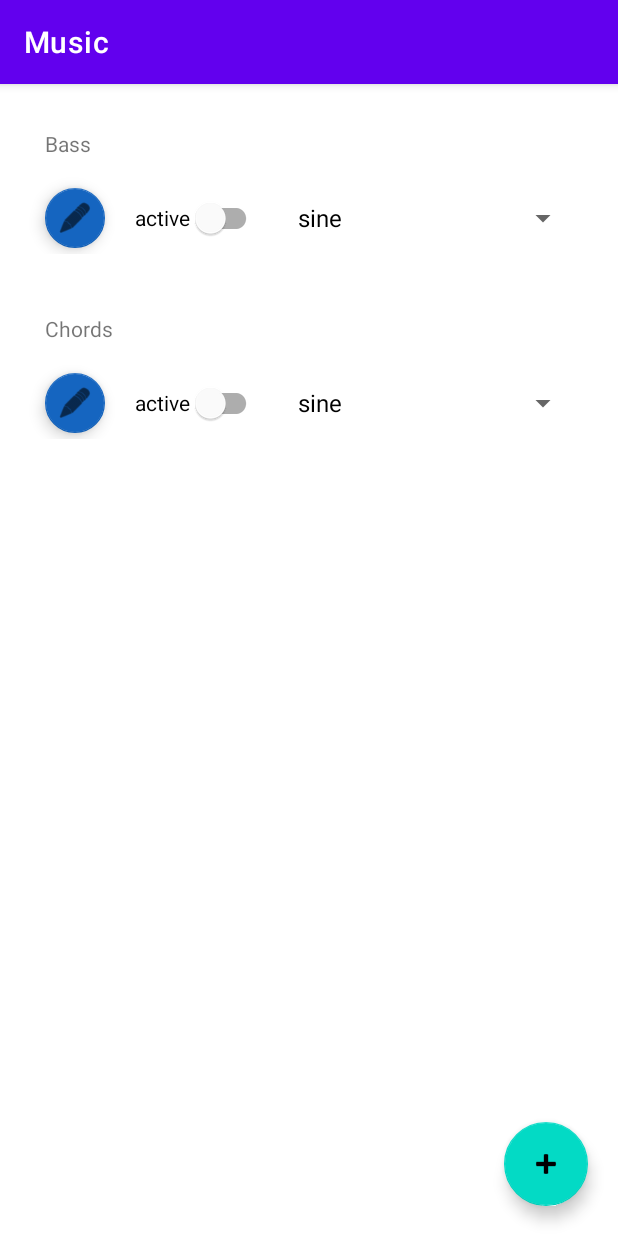
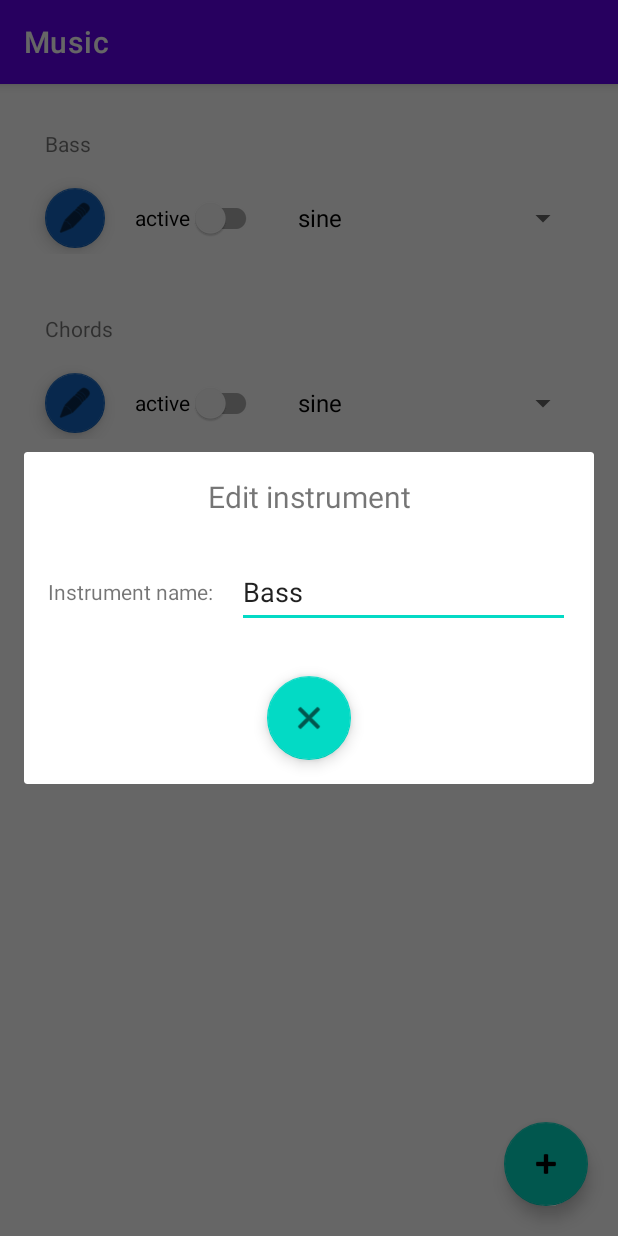
Before and after one commit to biosfood/music-app, an Android app: the fragment InstrumentListFragment shown on its own in the app's theme, after a tap on an icon or button, on a phone screen of 412 x 824 dp. Run offline under Robolectric (Android 15) with nearby library versions, the phone set to English and light mode, and no system bars; 2 statements that could not run were skipped.

Commit message:
add instrument editor

```diff
--- a/app/src/main/java/com/lukas/music/instruments/Instrument.kt
+++ b/app/src/main/java/com/lukas/music/instruments/Instrument.kt
@@ -10,20 +10,26 @@
 
 package com.lukas.music.instruments
 
+import androidx.fragment.app.FragmentManager
 import com.lukas.music.databinding.FragmentInstrumentBinding
 import com.lukas.music.song.note.Note
 import com.lukas.music.song.voice.BassVoice
 import com.lukas.music.song.voice.ChordVoice
 import com.lukas.music.song.voice.Voice
+import com.lukas.music.ui.fragments.EditInstrumentFragment
 
-abstract class Instrument(private var name: String) {
+abstract class Instrument(var name: String) {
     private var active = false
     abstract var waveform: Waveform
 
-    fun applyToView(binding: FragmentInstrumentBinding) {
+    fun applyToView(binding: FragmentInstrumentBinding, childFragmentManager: FragmentManager) {
         binding.instrumentNameText.text = name
         binding.editInstrumentButton.setOnClickListener {
-            println("click instrument $name")
+            EditInstrumentFragment(
+                this,
+                binding,
+                childFragmentManager
+            ).showNow(childFragmentManager, "")
         }
         binding.activeSwitch.setOnCheckedChangeListener { _, newActive ->
             active = newActive
--- a/app/src/main/java/com/lukas/music/ui/adapters/InstrumentAdapter.kt
+++ b/app/src/main/java/com/lukas/music/ui/adapters/InstrumentAdapter.kt
@@ -19,9 +19,11 @@ import androidx.recyclerview.widget.RecyclerView
 import com.lukas.music.databinding.FragmentInstrumentBinding
 import com.lukas.music.instruments.Instrument
 import com.lukas.music.instruments.Waveform
+import com.lukas.music.ui.fragments.InstrumentListFragment
 
 
-class InstrumentAdapter : RecyclerView.Adapter<InstrumentAdapter.InstrumentViewHolder>() {
+class InstrumentAdapter(val parent: InstrumentListFragment) :
+    RecyclerView.Adapter<InstrumentAdapter.InstrumentViewHolder>() {
     class InstrumentViewHolder(val binding: FragmentInstrumentBinding) :
         RecyclerView.ViewHolder(binding.root), AdapterView.OnItemSelectedListener {
         lateinit var instrument: Instrument
@@ -58,7 +60,7 @@ class InstrumentAdapter : RecyclerView.Adapter<InstrumentAdapter.InstrumentViewH
     override fun onBindViewHolder(holder: InstrumentViewHolder, position: Int) {
         val instrument = Instrument.instruments[position]
         holder.instrument = instrument
-        instrument.applyToView(holder.binding)
+        instrument.applyToView(holder.binding, parent.childFragmentManager)
     }
 
     override fun getItemCount(): Int {
--- /dev/null
+++ b/app/src/main/java/com/lukas/music/ui/fragments/EditInstrumentFragment.kt
@@ -0,0 +1,61 @@
+/*
+ * Copyright (C) 2022 Lukas Eisenhauer
+ *
+ * This program is free software: you can redistribute it and/or modify it under the terms of the GNU General Public License as published by the Free Software Foundation, either version 3 of the License, or(at your option) any later version.
+ *
+ * This program is distributed in the hope that it will be useful,but WITHOUT ANY WARRANTY; without even the implied warranty of MERCHANTABILITY or FITNESS FOR A PARTICULAR PURPOSE.  See the GNU General Public License for more details.
+ *
+ * You should have received a copy of the GNU General Public License along with this program.  If not, see <https://www.gnu.org/licenses/>.
+ */
+
+package com.lukas.music.ui.fragments
+
+import android.os.Bundle
+import android.text.Editable
+import android.text.TextWatcher
+import android.view.LayoutInflater
+import android.view.View
+import android.view.ViewGroup
+import androidx.fragment.app.DialogFragment
+import androidx.fragment.app.FragmentManager
+import com.lukas.music.databinding.FragmentEditInstrumentBinding
+import com.lukas.music.databinding.FragmentInstrumentBinding
+import com.lukas.music.instruments.Instrument
+
+class EditInstrumentFragment(
+    private val instrument: Instrument,
+    private val parent: FragmentInstrumentBinding,
+    private val manager: FragmentManager
+) : DialogFragment() {
+    lateinit var binding: FragmentEditInstrumentBinding
+
+    override fun onCreateView(
+        inflater: LayoutInflater, container: ViewGroup?,
+        savedInstanceState: Bundle?
+    ): View? {
+        binding = FragmentEditInstrumentBinding.inflate(inflater)
+        binding.instrumentNameTextBox.text.clear()
+        binding.instrumentNameTextBox.text.append(instrument.name)
+        binding.instrumentNameTextBox.addTextChangedListener(object : TextWatcher {
+            override fun beforeTextChanged(s: CharSequence?, start: Int, count: Int, after: Int) {}
+            override fun onTextChanged(s: CharSequence?, start: Int, before: Int, count: Int) {}
+
+            override fun afterTextChanged(s: Editable?) {
+                instrument.name = binding.instrumentNameTextBox.text.toString()
+                instrument.applyToView(parent, manager)
+            }
+        })
+        binding.closeButton.setOnClickListener {
+            dismiss()
+        }
+        return binding.root
+    }
+
+    override fun onStart() {
+        super.onStart()
+        dialog?.window?.setLayout(
+            ViewGroup.LayoutParams.MATCH_PARENT,
+            ViewGroup.LayoutParams.WRAP_CONTENT
+        )
+    }
+}
--- a/app/src/main/java/com/lukas/music/ui/fragments/InstrumentListFragment.kt
+++ b/app/src/main/java/com/lukas/music/ui/fragments/InstrumentListFragment.kt
@@ -27,7 +27,7 @@ class InstrumentListFragment : Fragment() {
         savedInstanceState: Bundle?
     ): View? {
         binding = FragmentInstrumentListBinding.inflate(inflater)
-        binding.recyclerView.adapter = InstrumentAdapter()
+        binding.recyclerView.adapter = InstrumentAdapter(this)
         binding.recyclerView.layoutManager = LinearLayoutManager(context)
         return binding.root
     }
--- /dev/null
+++ b/app/src/main/res/layout/fragment_edit_instrument.xml
@@ -0,0 +1,73 @@
+<?xml version="1.0" encoding="utf-8"?><!--
+  ~ Copyright (C) 2022 Lukas Eisenhauer
+  ~
+  ~ This program is free software: you can redistribute it and/or modify it under the terms of the GNU General Public License as published by the Free Software Foundation, either version 3 of the License, or(at your option) any later version.
+  ~
+  ~ This program is distributed in the hope that it will be useful,but WITHOUT ANY WARRANTY; without even the implied warranty of MERCHANTABILITY or FITNESS FOR A PARTICULAR PURPOSE.  See the GNU General Public License for more details.
+  ~
+  ~ You should have received a copy of the GNU General Public License along with this program.  If not, see <https://www.gnu.org/licenses/>.
+  -->
+
+<androidx.constraintlayout.widget.ConstraintLayout xmlns:android="http://schemas.android.com/apk/res/android"
+    xmlns:app="http://schemas.android.com/apk/res-auto"
+    xmlns:tools="http://schemas.android.com/tools"
+    android:layout_width="match_parent"
+    android:layout_height="match_parent"
+    tools:context=".EditInstrumentFragment">
+
+    <!-- TODO: Update blank fragment layout -->
+    <TextView
+        android:id="@+id/textView"
+        android:layout_width="wrap_content"
+        android:layout_height="0dp"
+        android:layout_marginStart="16dp"
+        android:layout_marginTop="16dp"
+        android:layout_marginEnd="16dp"
+        android:text="@string/edit_instrument"
+        android:textSize="20sp"
+        app:layout_constraintEnd_toEndOf="parent"
+        app:layout_constraintStart_toStartOf="parent"
+        app:layout_constraintTop_toTopOf="parent" />
+
+    <TextView
+        android:id="@+id/textView2"
+        android:layout_width="wrap_content"
+        android:layout_height="0dp"
+        android:layout_marginStart="16dp"
+        android:layout_marginTop="40dp"
+        android:labelFor="@id/instrumentNameTextBox"
+        android:text="@string/instrument_name"
+        app:layout_constraintStart_toStartOf="parent"
+        app:layout_constraintTop_toBottomOf="@+id/textView" />
+
+    <EditText
+        android:id="@+id/instrumentNameTextBox"
+        android:layout_width="0dp"
+        android:layout_height="wrap_content"
+        android:layout_marginStart="16dp"
+        android:layout_marginEnd="16dp"
+        android:ems="10"
+        android:importantForAutofill="no"
+        android:inputType="textPersonName"
+        android:minHeight="48dp"
+        android:text="@string/placeholder"
+        app:layout_constraintBottom_toBottomOf="@+id/textView2"
+        app:layout_constraintEnd_toEndOf="parent"
+        app:layout_constraintStart_toEndOf="@+id/textView2"
+        app:layout_constraintTop_toTopOf="@+id/textView2" />
+
+    <com.google.android.material.floatingactionbutton.FloatingActionButton
+        android:id="@+id/close_button"
+        android:layout_width="wrap_content"
+        android:layout_height="wrap_content"
+        android:layout_marginTop="32dp"
+        android:layout_marginBottom="16dp"
+        android:clickable="true"
+        android:contentDescription="@string/close"
+        android:src="@android:drawable/ic_menu_close_clear_cancel"
+        app:layout_constraintBottom_toBottomOf="parent"
+        app:layout_constraintEnd_toEndOf="parent"
+        app:layout_constraintStart_toStartOf="parent"
+        app:layout_constraintTop_toBottomOf="@+id/instrumentNameTextBox" />
+
+</androidx.constraintlayout.widget.ConstraintLayout>
--- a/app/src/main/res/values/strings.xml
+++ b/app/src/main/res/values/strings.xml
@@ -34,4 +34,7 @@
     <string name="advance_phrase">Go to the next phrase</string>
     <string name="reverse_phrase">Go to the start of the current phrase</string>
     <string name="unknown_chord">Next chord not known yet . . .</string>
+    <string name="edit_instrument">Edit instrument</string>
+    <string name="instrument_name">Instrument name:</string>
+    <string name="close">close this menu</string>
 </resources>
```
